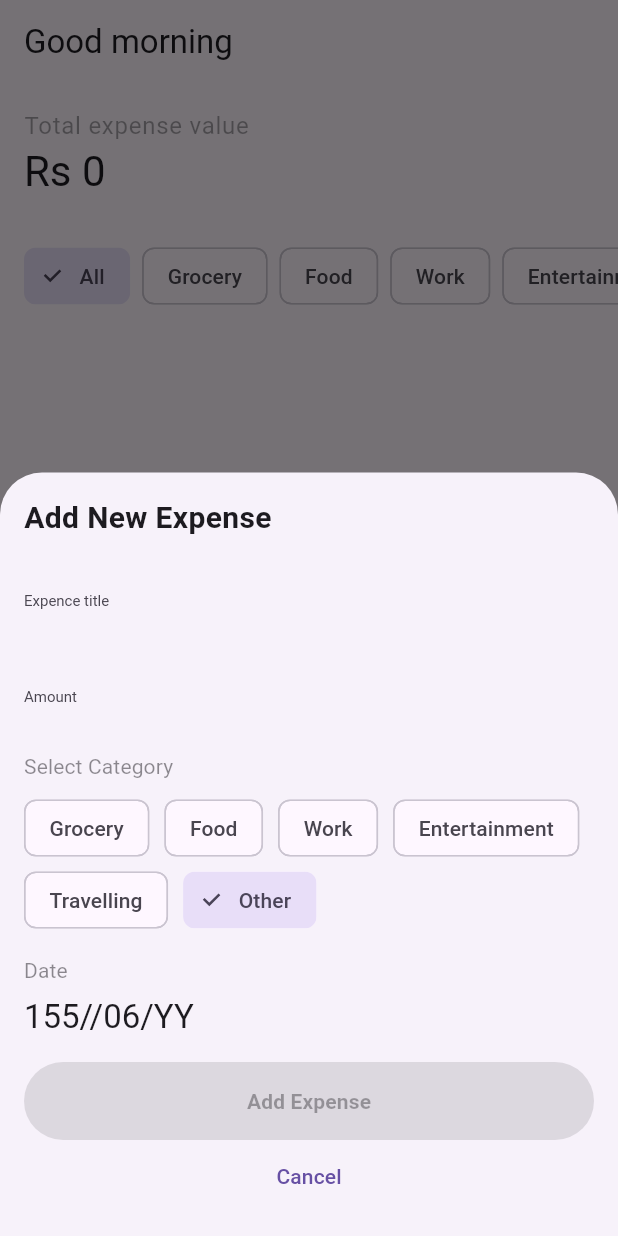
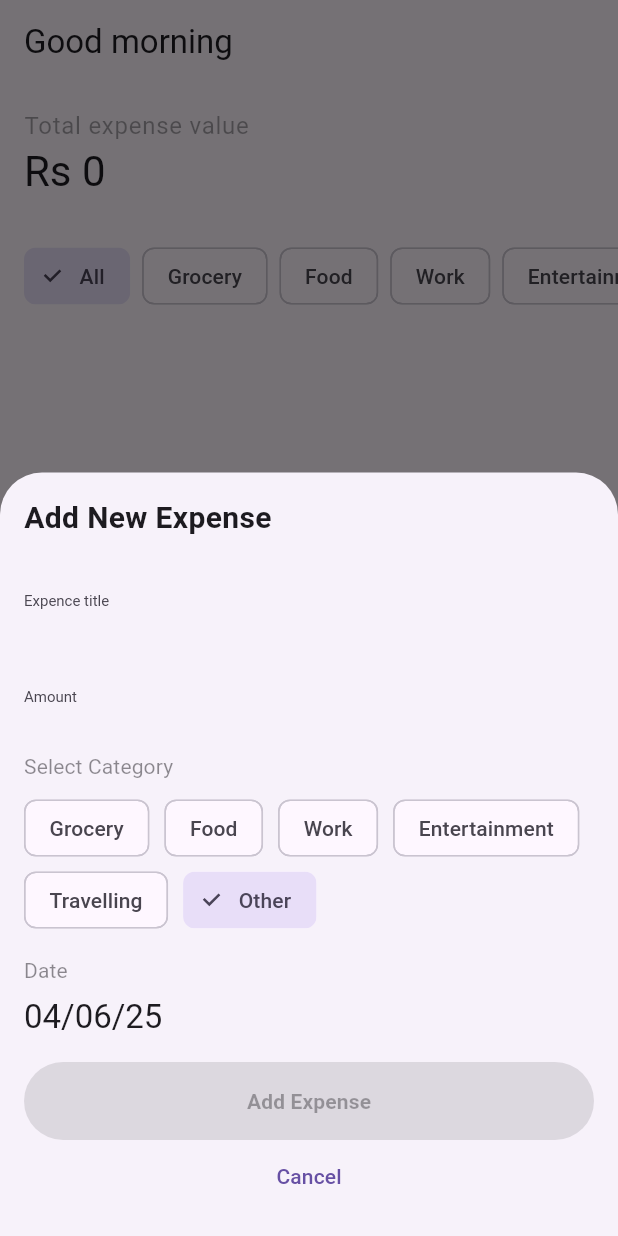
Before and after one commit to ErandaRandikaRox/Expence-tracker, a Flutter app: the screen it shows after launch, after a tap on the "add" icon, on a phone screen of 412 x 824 dp. Run offline on Flutter 3.47's test engine with Material 3 defaults, Android fonts, the phone set to English and light mode, and no system bars; our stand-ins replace bloc, equatable, flutter_bloc, rxdart, shared_preferences.

Commit message:
date error bug fix

```diff
--- a/expence_tracker/lib/pages/home.dart
+++ b/expence_tracker/lib/pages/home.dart
@@ -1,14 +1,17 @@
 import 'package:expense_tracker/expence_list/expence_list_bloc.dart';
 import 'package:expense_tracker/expense_form/expense_form_bloc.dart';
 import 'package:expense_tracker/repositories/expence_reporsitory.dart';
+import 'package:expense_tracker/widgets/%20amountFieldWidject.dart';
 import 'package:expense_tracker/widgets/addButtonWidject.dart';
+import 'package:expense_tracker/widgets/catergoryfieldWidject.dart';
+import 'package:expense_tracker/widgets/dateFieldWidject.dart';
+
 import 'package:expense_tracker/widgets/expenceFilterWidject.dart';
 import 'package:expense_tracker/widgets/expenseWidject.dart';
 import 'package:expense_tracker/widgets/textFieldWidgect.dart';
+
+
 import 'package:expense_tracker/widgets/totalExpenceWidject.dart';
-import 'package:expense_tracker/widgets/amountfieldwidject.dart';
-import 'package:expense_tracker/widgets/catergoryfieldWidject.dart';
-import 'package:expense_tracker/widgets/datefieldwidject.dart';
 import 'package:flutter/material.dart';
 import 'package:flutter_bloc/flutter_bloc.dart';
 
@@ -27,7 +30,7 @@ class Home extends StatelessWidget {
               builder: (context, state) {
                 final totalAmount = state.filteredExpences.fold<double>(
                   0.0,
-                  (sum, expense) => sum + (expense.amount ?? 0.0),
+                  (sum, expense) => sum + expense.amount,
                 );
                 return TotalExpenseWidget(totalAmount: totalAmount);
               },
@@ -69,19 +72,20 @@ class Home extends StatelessWidget {
                         ),
                       ),
                       const SizedBox(height: 16),
-                      TextFieldWidgect(),
+                       TextFieldWidgect(),
                       const SizedBox(height: 16),
-                      Amountfieldwidject(),
+                       Amountfieldwidject(),
                       const SizedBox(height: 16),
-                      const CatergoryfieldWidject(),
+                      CatergoryfieldWidject(),
                       const SizedBox(height: 16),
-                      const Datefieldwidject(),
+                      const DateFieldWidget(), // Changed from Datefieldwidject
                       const SizedBox(height: 16),
                       BlocListener<ExpenseFormBloc, ExpenseFormState>(
                         listener: (context, state) {
                           if (state.status == ExpenseFormStatus.success) {
                             Navigator.pop(context);
-                          } else if (state.status == ExpenseFormStatus.failure && state.errorMessage != null) {
+                          } else if (state.status == ExpenseFormStatus.failure &&
+                              state.errorMessage != null) {
                             ScaffoldMessenger.of(context).showSnackBar(
                               SnackBar(content: Text(state.errorMessage!)),
                             );
--- a/expence_tracker/lib/widgets/dateFieldWidject.dart
+++ b/expence_tracker/lib/widgets/dateFieldWidject.dart
@@ -3,28 +3,32 @@ import 'package:flutter/material.dart';
 import 'package:flutter_bloc/flutter_bloc.dart';
 import 'package:intl/intl.dart';
 
-class Datefieldwidject extends StatelessWidget {
-  const Datefieldwidject({super.key});
+class DateFieldWidget extends StatelessWidget {
+  const DateFieldWidget({super.key});
 
   @override
   Widget build(BuildContext context) {
     final theme = Theme.of(context);
-    final colorsheme = theme.colorScheme;
-    final TextTheme = theme.textTheme;
+    final colorScheme = theme.colorScheme;
+    final textTheme = theme.textTheme;
 
+    final state = context.watch<ExpenseFormBloc>().state;
     final bloc = context.read<ExpenseFormBloc>();
-    final state = context.watch<ExpenseFormBloc>().state;
-    final formatedate = DateFormat('DD//MM/YY').format(DateTime.now());
+
+    // Use state.date if available, otherwise fallback to current date
+    final displayDate = state.date ?? DateTime.now();
+    final formattedDate = DateFormat('dd/MM/yy').format(displayDate);
+
     return GestureDetector(
       onTap: () async {
         final today = DateTime.now();
-        final selectdate = await showDatePicker(
+        final selectedDate = await showDatePicker(
           context: context,
           firstDate: DateTime(1999),
           lastDate: DateTime(today.year + 50),
         );
-        if (selectdate != null) {
-          bloc.add(ExpenseDateChanged(selectdate));
+        if (selectedDate != null) {
+          bloc.add(ExpenseDateChanged(selectedDate));
         }
       },
       child: Column(
@@ -33,14 +37,17 @@ class Datefieldwidject extends StatelessWidget {
         children: [
           Text(
             'Date',
-            style: TextTheme.labelLarge?.copyWith(
-              color: colorsheme.onBackground.withOpacity(0.5),
+            style: textTheme.labelLarge?.copyWith(
+              color: colorScheme.onBackground.withOpacity(0.5),
               height: 1,
               fontWeight: FontWeight.w400,
             ),
           ),
-          const SizedBox(height: 10,),
-          Text(formatedate,style: TextTheme.titleLarge,)
+          const SizedBox(height: 10),
+          Text(
+            formattedDate,
+            style: textTheme.titleLarge,
+          ),
         ],
       ),
     );
```
